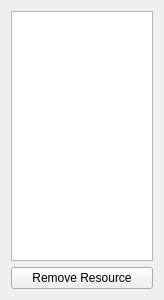
jesusdz/AGP, file Project2/ui/resourceswidget.ui: the form before one commit.
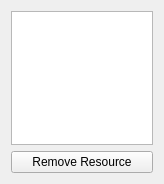
The form after the commit.

Patch:
```diff
--- a/Project2/ui/resourceswidget.ui
+++ b/Project2/ui/resourceswidget.ui
@@ -7,7 +7,7 @@
     <x>0</x>
     <y>0</y>
     <width>164</width>
-    <height>300</height>
+    <height>184</height>
    </rect>
   </property>
   <property name="windowTitle">
```
